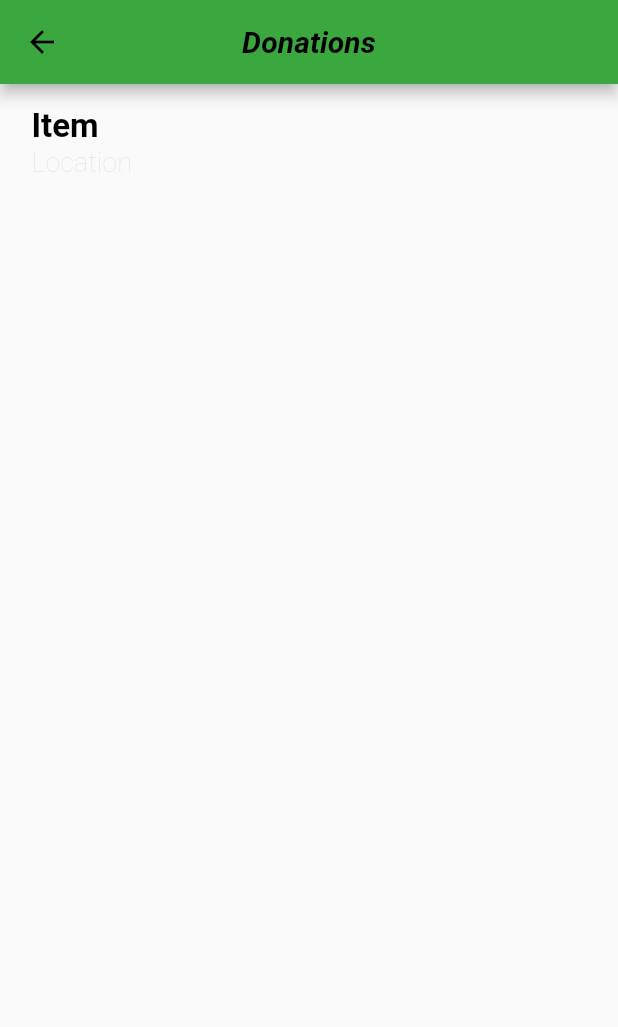
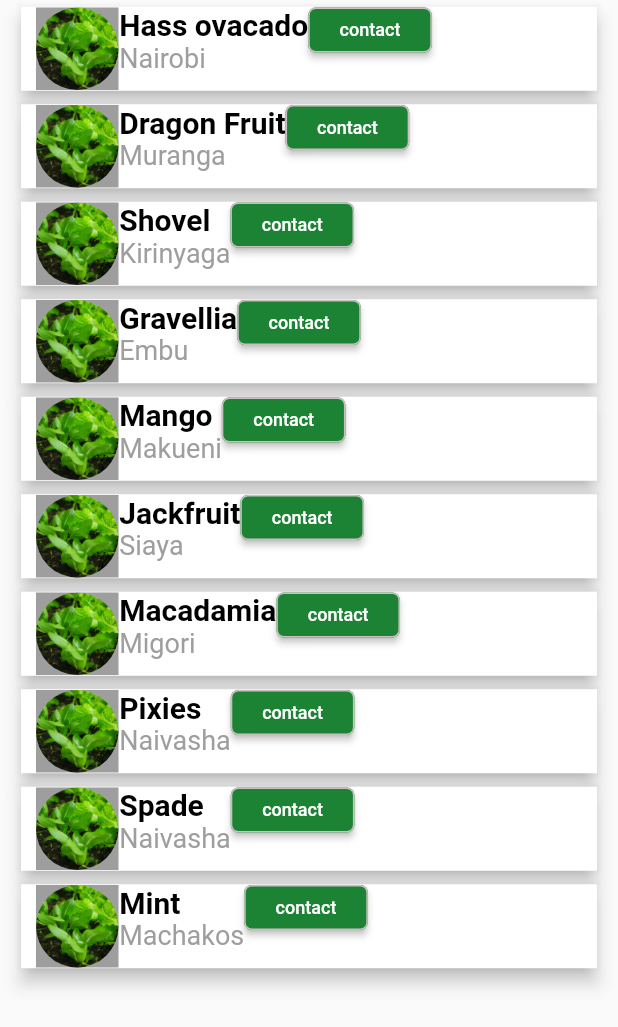
Before and after one commit to Hellen-Obwaya/betagric, a Flutter app: the Donations screen opened directly, on a phone screen of 412 x 824 dp. Shown: the top 1027 px of the screen. Run offline on Flutter 3.47's test engine with Material 2 defaults, Android fonts, the light colour scheme and no system bars; our stand-ins replace firebase_core, flutter_smart_dialog, get; missing offline and left inert: dart:html; accounts and stored records are empty; network calls fail.

Commit message:
updated the donations and events

```diff
--- a/lib/screens/donations.dart
+++ b/lib/screens/donations.dart
@@ -1,45 +1,116 @@
+import 'dart:html';
+
 import 'package:beta_agric/screens/dashboard.dart';
+import 'package:beta_agric/screens/donate_form.dart';
 import 'package:flutter/material.dart';
 import 'package:get/get.dart';
 
+List trees = [
+  "Hass ovacado",
+  "Dragon Fruit",
+  "Shovel",
+  "Gravellia",
+  "Mango",
+  "Jackfruit",
+  "Macadamia",
+  "Pixies",
+  "Spade",
+  "Mint"
+];
+List location = [
+  "Nairobi",
+  "Muranga",
+  "Kirinyaga",
+  "Embu",
+  "Makueni",
+  "Siaya",
+  "Migori",
+  "Naivasha",
+  "Naivasha",
+  "Machakos"
+];
+
 class Donations extends StatelessWidget {
   const Donations({Key? key}) : super(key: key);
-
   @override
   Widget build(BuildContext context) {
     return Scaffold(
-        appBar: AppBar(
-          title: Text(
-            "Donations",
-            style: TextStyle(
-                color: Colors.black,
-                fontSize: 20,
-                fontStyle: FontStyle.italic,
-                fontWeight: FontWeight.bold),
+      body: ListView.builder(
+        itemCount: 10,
+        shrinkWrap: true,
+        itemBuilder: (BuildContext, int index) => Container(
+          width: MediaQuery.of(context).size.width,
+          padding: EdgeInsets.symmetric(horizontal: 10, vertical: 0.5),
+          child: Card(
+            elevation: 5,
+            shape: RoundedRectangleBorder(
+                borderRadius: BorderRadius.circular(0.0)),
+            child: Container(
+              width: MediaQuery.of(context).size.width,
+              padding: EdgeInsets.symmetric(horizontal: 10, vertical: 0.5),
+              child: Row(
+                crossAxisAlignment: CrossAxisAlignment.start,
+                children: <Widget>[
+                  Row(
+                    mainAxisAlignment: MainAxisAlignment.spaceBetween,
+                    crossAxisAlignment: CrossAxisAlignment.start,
+                    children: <Widget>[
+                      Container(
+                        height: 55.0,
+                        width: 55.0,
+                        color: Colors.grey,
+                        child: CircleAvatar(
+                          backgroundColor: Colors.grey,
+                          backgroundImage: AssetImage("images/seedlings.jpg"),
+                        ),
+                      ),
+                      SizedBox(width: 0.5),
+                      Column(
+                        crossAxisAlignment: CrossAxisAlignment.start,
+                        children: <Widget>[
+                          Text(
+                            trees[index],
+                            style: TextStyle(
+                                color: Colors.black,
+                                fontWeight: FontWeight.bold,
+                                fontSize: 20),
+                          ),
+                          Text(
+                            location[index],
+                            style: TextStyle(color: Colors.grey, fontSize: 18),
+                          )
+                        ],
+                      )
+                    ],
+                  ),
+                  Container(
+                    width: Get.width * .20,
+                    height: 30,
+                    child: ElevatedButton(
+                      child: Text("Contact".toLowerCase(),
+                          style: TextStyle(fontSize: 12)),
+                      style: ButtonStyle(
+                          foregroundColor:
+                              MaterialStateProperty.all<Color>(Colors.white),
+                          backgroundColor: MaterialStateProperty.all<Color>(
+                              Color.fromARGB(255, 28, 131, 52)),
+                          shape:
+                              MaterialStateProperty.all<RoundedRectangleBorder>(
+                                  RoundedRectangleBorder(
+                                      borderRadius: BorderRadius.circular(5),
+                                      side: BorderSide(
+                                        color:
+                                            Color.fromARGB(255, 201, 193, 193),
+                                      )))),
+                      onPressed: () {},
+                    ),
+                  ),
+                ],
+              ),
+            ),
           ),
-          centerTitle: true,
-          backgroundColor: Color.fromARGB(255, 59, 168, 63),
         ),
-        body: ListView(
-          padding: EdgeInsets.all(5),
-          children: [
-            ListTile(
-              title: Text(
-                "Item",
-                style: TextStyle(
-                    color: Colors.black,
-                    fontSize: 22,
-                    fontWeight: FontWeight.bold),
-              ),
-              subtitle: Text(
-                "Location",
-                style: TextStyle(
-                    color: Colors.black12,
-                    fontWeight: FontWeight.w200,
-                    fontSize: 18),
-              ),
-            )
-          ],
-        ));
+      ),
+    );
   }
 }
--- a/lib/screens/events_list.dart
+++ b/lib/screens/events_list.dart
@@ -1,5 +1,6 @@
 import 'package:beta_agric/screens/donate_form.dart';
 import 'package:beta_agric/screens/donations.dart';
+import 'package:beta_agric/widgets/events_card.dart';
 import 'package:flutter/material.dart';
 import 'package:get/get.dart';
 
@@ -104,7 +105,7 @@ class EventsList extends StatelessWidget {
                       InkWell(
                         onTap: () {
                           Navigator.of(context).push(MaterialPageRoute(
-                            builder: (context) => const Donations(),
+                            builder: (context) => const EventsCard(),
                           ));
                         },
                         child: Container(
@@ -137,7 +138,7 @@ class EventsList extends StatelessWidget {
                       InkWell(
                         onTap: () {
                           Navigator.of(context).push(MaterialPageRoute(
-                            builder: (context) => const Donate(),
+                            builder: (context) => const EventsCard(),
                           ));
                         },
                         child: Container(
@@ -169,7 +170,7 @@ class EventsList extends StatelessWidget {
                       InkWell(
                         onTap: () {
                           Navigator.of(context).push(MaterialPageRoute(
-                            builder: (context) => const Donations(),
+                            builder: (context) => const EventsCard(),
                           ));
                         },
                         child: Container(
@@ -200,9 +201,9 @@ class EventsList extends StatelessWidget {
                       //FORTH CONTAINER
                       InkWell(
                         onTap: () {
-                          //Navigator.of(context).push(MaterialPageRoute(
-                          //  builder: (context) => const Donations(),
-                          //));
+                          Navigator.of(context).push(MaterialPageRoute(
+                            builder: (context) => const EventsCard(),
+                          ));
                         },
                         child: Container(
                           margin: EdgeInsets.only(right: 20),
--- a/lib/widgets/events_card.dart
+++ b/lib/widgets/events_card.dart
@@ -5,6 +5,47 @@ class EventsCard extends StatelessWidget {
 
   @override
   Widget build(BuildContext context) {
-    return Container();
+    return Card(
+      child: Padding(
+        padding: const EdgeInsets.all(16.0),
+        child: Column(
+          crossAxisAlignment: CrossAxisAlignment.start,
+          children: <Widget>[
+            Text(
+              'Event Name',
+              style: TextStyle(fontSize: 20.0, fontWeight: FontWeight.bold),
+            ),
+            SizedBox(height: 5.0),
+            TextField(
+              decoration: InputDecoration(
+                hintText: 'Enter event name',
+              ),
+            ),
+            SizedBox(height: 16.0),
+            Text(
+              'Location/Link',
+              style: TextStyle(fontSize: 18.0, fontWeight: FontWeight.bold),
+            ),
+            SizedBox(height: 8.0),
+            TextField(
+              decoration: InputDecoration(
+                hintText: 'Enter location',
+              ),
+            ),
+            SizedBox(height: 16.0),
+            Text(
+              'Contact Person',
+              style: TextStyle(fontSize: 18.0, fontWeight: FontWeight.bold),
+            ),
+            SizedBox(height: 8.0),
+            TextField(
+              decoration: InputDecoration(
+                hintText: 'Enter contact person',
+              ),
+            ),
+          ],
+        ),
+      ),
+    );
   }
 }
```
Also changed, not shown: images/icon.png (added), images/microphone.jpg (added).
